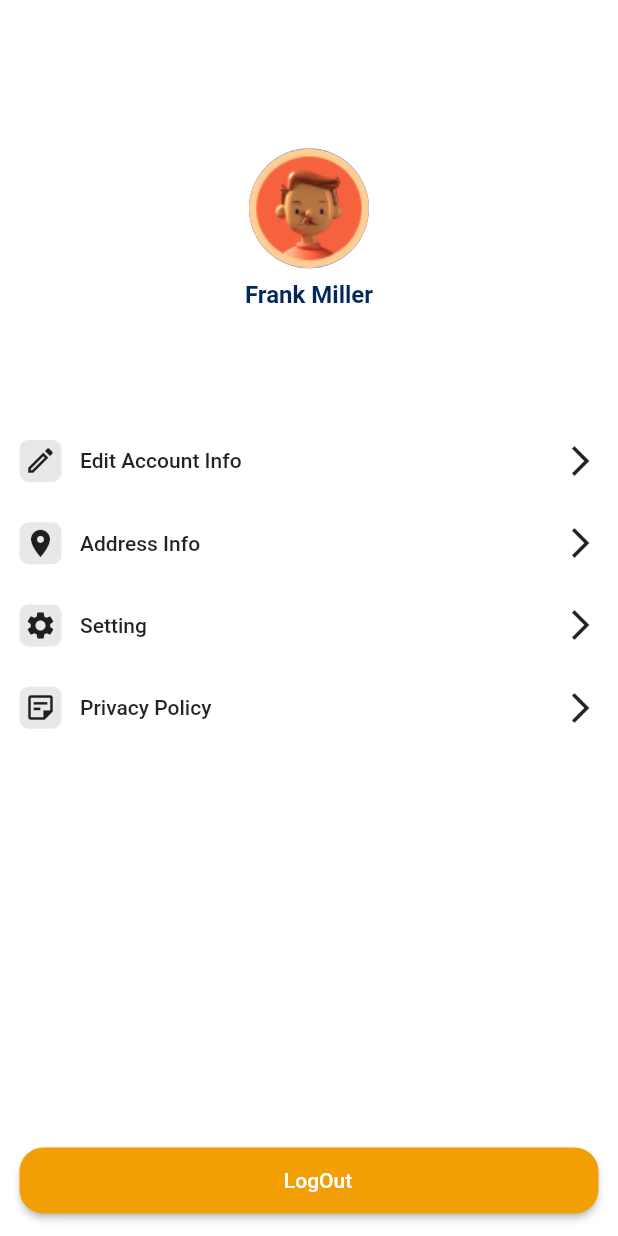
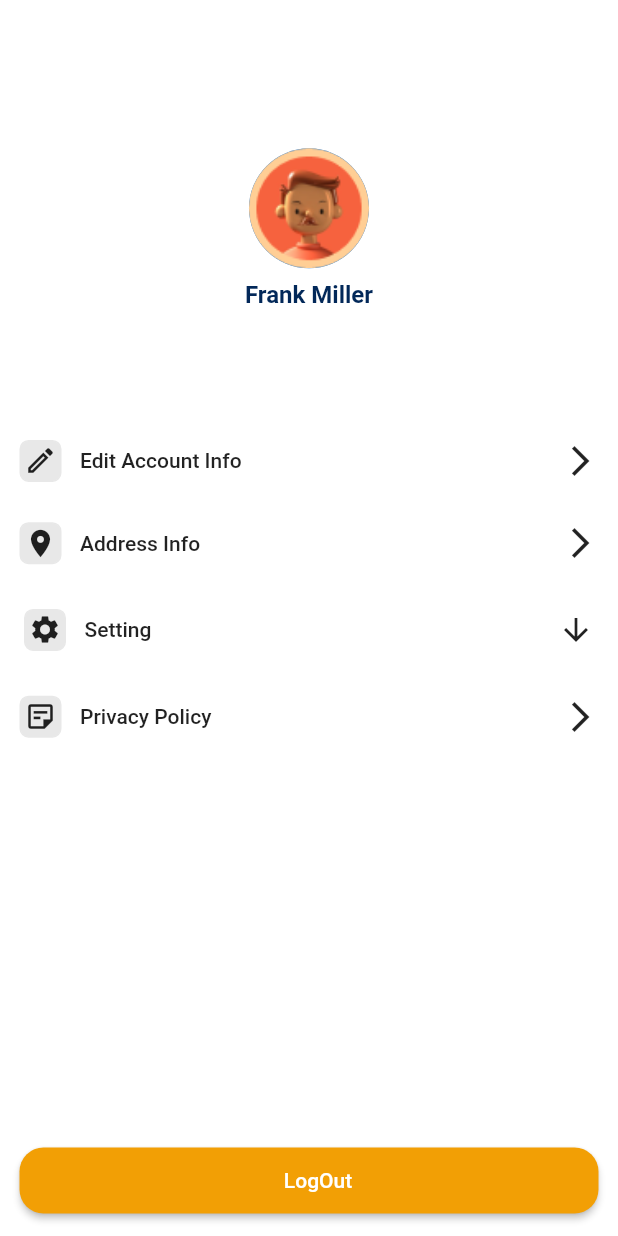
Before and after one commit to Damodar009/salesforce, a Flutter app: the MenuScreen screen opened by its route, on a phone screen of 412 x 824 dp. Run offline on Flutter 3.47's test engine with Material 2 defaults, Android fonts, the phone set to English and light mode, and no system bars; our stand-ins replace bloc, dartz, date_time_picker, dio, equatable, flutter_bloc and 16 more; missing offline and left inert: dart:ffi, mac_address; accounts and stored records are empty; Roboto replaces fonts that are missing (DMSans).

Commit message:
change back button

```diff
--- a/lib/main.dart
+++ b/lib/main.dart
@@ -60,7 +60,7 @@ class _MyAppState extends State<MyApp> {
   @override
   void initState() {
     print("this is logged in");
-    checkUserLoggedIn();
+    // checkUserLoggedIn();
     super.initState();
   }
 
--- a/lib/presentation/pages/calenderPage.dart
+++ b/lib/presentation/pages/calenderPage.dart
@@ -9,7 +9,10 @@ class CalenderScreen extends StatelessWidget {
   Widget build(BuildContext context) {
     return Scaffold(
       appBar: appBar(
-          icon: Icons.arrow_back, navTitle: "Attendence", backNavigate: () {}),
+          // icon: Icons.arrow_back,
+          navTitle: "Attendence",
+          //  backNavigate: () {},
+          context: context),
       body: Padding(
         padding: const EdgeInsets.all(16.0),
         child: SfCalendar(
--- a/lib/presentation/pages/menuPage.dart
+++ b/lib/presentation/pages/menuPage.dart
@@ -1,5 +1,6 @@
 import 'package:flutter/material.dart';
 import 'package:flutter/rendering.dart';
+import 'package:salesforce/presentation/pages/changePasswordPage.dart';
 import 'package:salesforce/presentation/pages/editProfile.dart';
 import 'package:salesforce/presentation/pages/profilePage.dart';
 import 'package:salesforce/presentation/widgets/buttonWidget.dart';
@@ -18,6 +19,9 @@ class MenuScreen extends StatefulWidget {
 }
 
 class _MenuScreenState extends State<MenuScreen> {
+  bool showAnswer = false;
+
+  late bool plusIcon;
   @override
   Widget build(BuildContext context) {
     double mediaQueryHeight = MediaQuery.of(context).size.height;
@@ -75,7 +79,89 @@ class _MenuScreenState extends State<MenuScreen> {
         SizedBox(
           height: mediaQueryHeight * 0.001,
         ),
-        ProfileOptions(mediaQueryWidth, context, Icons.settings, 'Setting'),
+
+        Center(
+          child: Container(
+            child: Column(
+              children: [
+                InkWell(
+                  onTap: () {
+                    setState(() {
+                      showAnswer = !showAnswer;
+                    });
+                  },
+                  child: Container(
+                    decoration: const BoxDecoration(
+                      color: Colors.white,
+                    ),
+                    child: Padding(
+                      padding: const EdgeInsets.all(16),
+                      child: Row(
+                        mainAxisAlignment: MainAxisAlignment.spaceBetween,
+                        children: [
+                          Container(
+                              decoration: BoxDecoration(
+                                  color: AppColors.iconBoxColor,
+                                  border:
+                                      Border.all(color: AppColors.iconBoxColor),
+                                  borderRadius: BorderRadius.circular(6)),
+                              child: const Padding(
+                                padding: EdgeInsets.all(2.0),
+                                child: Icon(
+                                  Icons.settings,
+                                  size: 22,
+                                ),
+                              )),
+                          SizedBox(width: mediaQueryWidth * 0.03),
+                          Expanded(
+                            child: Text(
+                              'Setting',
+                              style: Theme.of(context).textTheme.bodyText1,
+                            ),
+                          ),
+                          Icon(showAnswer
+                              ? Icons.arrow_upward_sharp
+                              : Icons.arrow_downward_sharp)
+                        ],
+                      ),
+                    ),
+                  ),
+                ),
+                showAnswer
+                    ? InkWell(
+                        onTap: () {
+                          Navigator.push(
+                              context,
+                              MaterialPageRoute(
+                                  builder: (BuildContext context) =>
+                                      const ChangePasswordScreen()));
+                        },
+                        child: Padding(
+                          padding: const EdgeInsets.symmetric(horizontal: 20),
+                          child: Container(
+                            width: MediaQuery.of(context).size.width,
+                            decoration: BoxDecoration(
+                              borderRadius: BorderRadius.circular(10),
+                              // color: Colors.grey,
+                              color: Color(0xffD3D3D3),
+                            ),
+                            child: Padding(
+                              padding: const EdgeInsets.all(16),
+                              child: Text(
+                                'Change Password',
+                                style: Theme.of(context).textTheme.bodyText1,
+                              ),
+                            ),
+                          ),
+                        ),
+                      )
+                    : Container(),
+              ],
+            ),
+          ),
+        ),
+
+        // ProfileOptions(mediaQueryWidth, context, Icons.settings, 'Setting'),
         SizedBox(
           height: mediaQueryHeight * 0.001,
         ),
--- a/lib/presentation/pages/newOrderPage.dart
+++ b/lib/presentation/pages/newOrderPage.dart
@@ -367,7 +367,8 @@ class _NewOrderScreenState extends State<NewOrderScreen> {
     return Scaffold(
       appBar: appBar(
           navTitle: 'NEW ORDER',
-          icon: Icons.arrow_back,
+          // icon: Icons.arrow_back,
+          context: context,
           settingTitle: showEditBUtton
               ? showSaveBUtton
                   ? 'save'
@@ -405,7 +406,8 @@ class _NewOrderScreenState extends State<NewOrderScreen> {
               )
             ],
           ),
-          backNavigate: () {}),
+          // backNavigate: () {},
+          ),
       body: LayoutBuilder(builder: (context, constraint) {
         return SingleChildScrollView(
           child: ConstrainedBox(
--- a/lib/presentation/pages/notice_board_page.dart
+++ b/lib/presentation/pages/notice_board_page.dart
@@ -11,9 +11,10 @@ class NoticeBoardScreen extends StatelessWidget {
 
     return Scaffold(
       appBar: appBar(
-        icon: Icons.arrow_back_ios_new_outlined,
+        // icon: Icons.arrow_back_ios_new_outlined,
         navTitle: 'NOTICE BOARD',
-         backNavigate: () { Navigator.pop(context); }
+        context: context
+        //  backNavigate: () { Navigator.pop(context); }
       ),
       body: SingleChildScrollView(
         child: Padding(
--- a/lib/presentation/pages/xlsOrderPage.dart
+++ b/lib/presentation/pages/xlsOrderPage.dart
@@ -19,7 +19,11 @@ class _XlsOrderState extends State<XlsOrder> {
   Widget build(BuildContext context) {
     return Scaffold(
       appBar: appBar(
-          icon: Icons.arrow_back, navTitle: "ORDER", backNavigate: () {}),
+          // icon: Icons.arrow_back,
+          navTitle: "ORDER",
+          // backNavigate: () {},
+          context: context
+          ),
       body: Padding(
         padding: const EdgeInsets.all(12.0),
         child: Column(
--- a/lib/presentation/pages/xlsorder.dart
+++ b/lib/presentation/pages/xlsorder.dart
@@ -10,7 +10,11 @@ class XlsOrder extends StatelessWidget {
   Widget build(BuildContext context) {
     return Scaffold(
       appBar: appBar(
-          icon: Icons.arrow_back, navTitle: "ORDER", backNavigate: () {}),
+          // icon: Icons.arrow_back,
+          navTitle: "ORDER",
+          // backNavigate: () {},
+          context: context
+          ),
       body: Column(
         children: [
           const SizedBox(
--- a/lib/routes.dart
+++ b/lib/routes.dart
@@ -12,6 +12,7 @@ import 'package:salesforce/presentation/pages/newOrderPage/newOrderPage.dart';
 import 'package:salesforce/presentation/pages/newOutletsPage.dart';
 import 'package:salesforce/presentation/pages/payment_page.dart';
 import 'package:salesforce/presentation/pages/profilePage.dart';
+import 'package:salesforce/presentation/pages/today_target_new_outlets_screen.dart';
 import 'package:salesforce/presentation/pages/xlsOrderPage.dart';
 import 'package:salesforce/presentation/widgets/visitedOutletWidget.dart';
 
@@ -60,7 +61,7 @@ class RouteGenerator {
       case Routes.salesDataCollection:
         return MaterialPageRoute(builder: (_) => Container());
       case Routes.logOUtRoutes:
-        return MaterialPageRoute(builder: (_) => const LogOutPage());
+        return MaterialPageRoute(builder: (_) => LogOutPage());
       case Routes.menuScreen:
         return MaterialPageRoute(builder: (_) => const MenuScreen());
       case Routes.paymentScreen:
@@ -84,7 +85,7 @@ class RouteGenerator {
 
       case Routes.newOutletRoute:
         return MaterialPageRoute(
-            builder: (_) => ListOfOrderAndOutletDetailScreen());
+            builder: (_) => const NewTargetNewOutletsScreen());
 
       case Routes.totalOutLetsVisitedRoute:
         return MaterialPageRoute(
```
Also changed, not shown: lib/presentation/pages/changePasswordPage.dart (+6 -5 lines), lib/presentation/pages/editProfile.dart (+2 -6 lines), lib/presentation/pages/logOutPage.dart (+7 -4 lines), lib/presentation/pages/merchandise_support_page.dart (+6 -4 lines), lib/presentation/pages/newOrderPage/newOrderPage.dart (+20 -22 lines), lib/presentation/pages/newOutletsPage.dart (+27 -41 lines), lib/presentation/pages/payment_page.dart (+6 -4 lines), lib/presentation/pages/profilePage.dart (+6 -4 lines), lib/presentation/pages/today_target_new_outlets_screen.dart (added, +122 -0 lines), lib/presentation/widgets/appBarWidget.dart (+15 -3 lines), lib/presentation/widgets/visitedOutletWidget.dart (+6 -4 lines).
